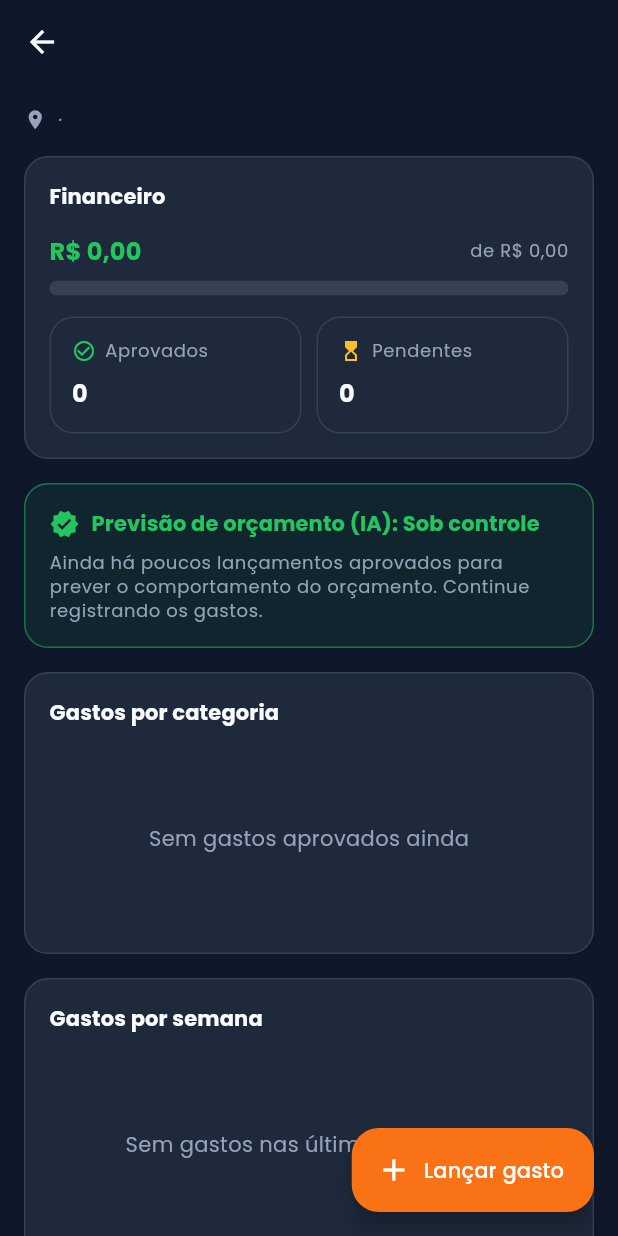
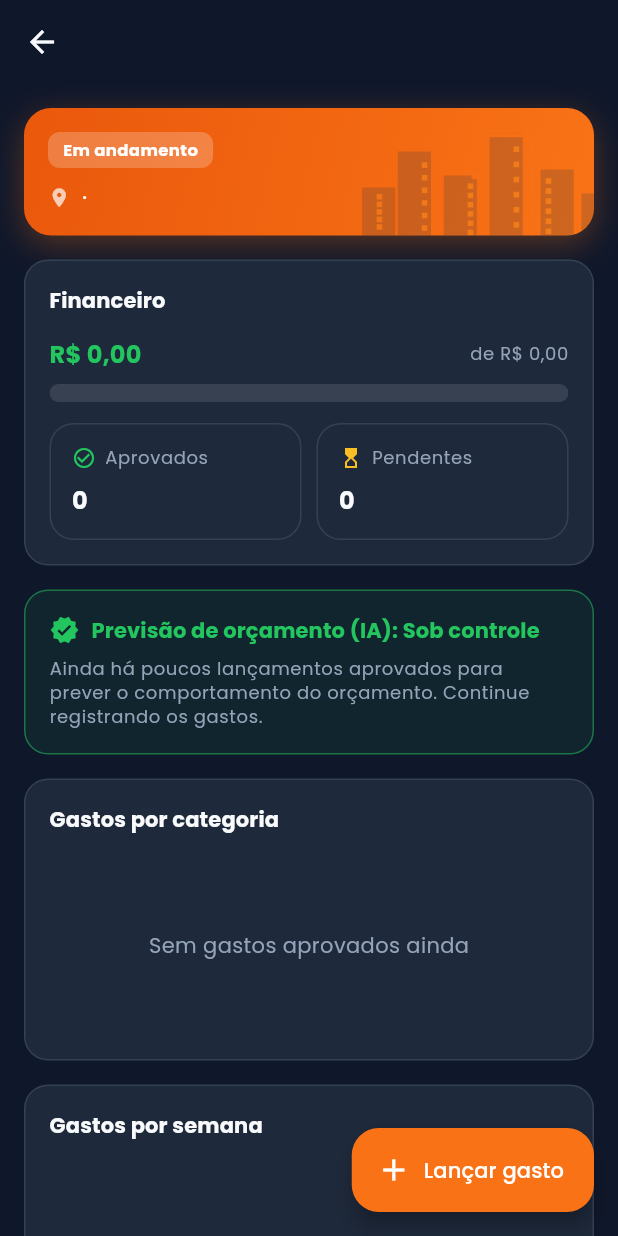
Before and after one commit to LucasMueller134/Obrafacil, a Flutter app: the _Dashboard screen opened directly with empty values, on a phone screen of 412 x 824 dp. Run offline on Flutter 3.47's test engine with Material 3 defaults, Android fonts, the phone set to English and light mode, and no system bars; drawn by our look-alikes of flutter_animate; our stand-ins replace cached_network_image, cloud_firestore, firebase_auth, firebase_core, fl_chart, go_router and 4 more; missing offline and left inert: google_mlkit_image_labeling, google_mlkit_text_recognition; accounts and stored records are empty.

Commit message:
Reestilização total, parte 2: transições com profundidade (tela de trás encolhe/escurece), header do dashboard em gradiente com skyline e código da equipe, barra de orçamento animada em gradiente, donut com total central, módulos coloridos, filete de status nos cards de obra, alça nos painéis

```diff
--- a/obra_facil/lib/constants/app_theme.dart
+++ b/obra_facil/lib/constants/app_theme.dart
@@ -170,6 +170,8 @@ abstract class AppTheme {
       ),
       bottomSheetTheme: const BottomSheetThemeData(
         backgroundColor: AppColors.superficie,
+        showDragHandle: true,
+        dragHandleColor: AppColors.cinzaCimento,
         shape: RoundedRectangleBorder(
           borderRadius: BorderRadius.vertical(top: Radius.circular(24)),
         ),
--- a/obra_facil/lib/router/app_router.dart
+++ b/obra_facil/lib/router/app_router.dart
@@ -17,23 +17,37 @@ import '../screens/obras/obras_screen.dart';
 import '../screens/relatorios/relatorio_screen.dart';
 import '../screens/splash_screen.dart';
 
-/// Transição padrão entre telas: fade + leve deslize lateral.
+/// Transição padrão entre telas, com sensação de profundidade:
+/// a tela nova sobe com fade + zoom sutil; a que fica embaixo
+/// encolhe e escurece levemente, como uma pilha de camadas.
 CustomTransitionPage<void> _pagina(GoRouterState state, Widget child) =>
     CustomTransitionPage(
       key: state.pageKey,
       child: child,
-      transitionDuration: const Duration(milliseconds: 280),
-      transitionsBuilder: (context, animation, _, child) {
-        final curva =
+      transitionDuration: const Duration(milliseconds: 340),
+      reverseTransitionDuration: const Duration(milliseconds: 280),
+      transitionsBuilder: (context, animation, secondaryAnimation, child) {
+        final entrada =
             CurvedAnimation(parent: animation, curve: Curves.easeOutCubic);
+        final saida = CurvedAnimation(
+            parent: secondaryAnimation, curve: Curves.easeInOut);
         return FadeTransition(
-          opacity: curva,
+          opacity: entrada,
           child: SlideTransition(
             position: Tween(
-              begin: const Offset(0.04, 0),
+              begin: const Offset(0, 0.06),
               end: Offset.zero,
-            ).animate(curva),
-            child: child,
+            ).animate(entrada),
+            child: ScaleTransition(
+              scale: Tween(begin: 0.985, end: 1.0).animate(entrada),
+              child: ScaleTransition(
+                scale: Tween(begin: 1.0, end: 0.97).animate(saida),
+                child: FadeTransition(
+                  opacity: Tween(begin: 1.0, end: 0.85).animate(saida),
+                  child: child,
+                ),
+              ),
+            ),
           ),
         );
       },
--- a/obra_facil/lib/screens/obras/obra_detalhe_screen.dart
+++ b/obra_facil/lib/screens/obras/obra_detalhe_screen.dart
@@ -12,6 +12,7 @@ import '../../utils/formatters.dart';
 import '../../widgets/animacoes.dart';
 import '../../widgets/barra_orcamento.dart';
 import '../../widgets/carregando_obra.dart';
+import '../../widgets/ilustracoes.dart';
 import '../../widgets/cartao_resumo.dart';
 import '../../widgets/grafico_categorias.dart';
 import '../../widgets/grafico_semanal.dart';
@@ -193,31 +194,37 @@ class _Dashboard extends StatelessWidget {
               _Modulo(
                 icone: Icons.receipt_long,
                 rotulo: 'Lançamentos',
+                cor: AppColors.laranja,
                 onTap: () => context.push('/obras/${obra.id}/lancamentos'),
               ),
               _Modulo(
                 icone: Icons.inventory_2,
                 rotulo: 'Estoque',
+                cor: AppColors.info,
                 onTap: () => context.push('/obras/${obra.id}/estoque'),
               ),
               _Modulo(
                 icone: Icons.menu_book,
                 rotulo: 'Diário',
+                cor: AppColors.amareloCapacete,
                 onTap: () => context.push('/obras/${obra.id}/diario'),
               ),
               _Modulo(
                 icone: Icons.timeline,
                 rotulo: 'Cronograma',
+                cor: AppColors.catEquipamento,
                 onTap: () => context.push('/obras/${obra.id}/cronograma'),
               ),
               _Modulo(
                 icone: Icons.photo_library,
                 rotulo: 'Galeria',
+                cor: AppColors.sucesso,
                 onTap: () => context.push('/obras/${obra.id}/galeria'),
               ),
               _Modulo(
                 icone: Icons.auto_awesome,
                 rotulo: 'Relatório IA',
+                cor: const Color(0xFF2DD4BF),
                 onTap: () => context.push('/obras/${obra.id}/relatorio'),
               ),
             ],
@@ -279,21 +286,71 @@ class _CabecalhoObra extends StatelessWidget {
 
   @override
   Widget build(BuildContext context) {
-    return Column(
+    return Container(
+      clipBehavior: Clip.antiAlias,
+      decoration: BoxDecoration(
+        borderRadius: BorderRadius.circular(18),
+        gradient: const LinearGradient(
+          begin: Alignment.topLeft,
+          end: Alignment.bottomRight,
+          colors: [AppColors.laranjaEscuro, AppColors.laranja],
+        ),
+        boxShadow: [
+          BoxShadow(
+            color: AppColors.laranja.withValues(alpha: 0.30),
+            blurRadius: 18,
+            offset: const Offset(0, 6),
+          ),
+        ],
+      ),
+      child: Stack(
+        children: [
+          const Positioned(
+            right: -12,
+            bottom: -4,
+            width: 170,
+            height: 80,
+            child: IgnorePointer(
+              child: Opacity(opacity: 0.20, child: IlustracaoSkyline()),
+            ),
+          ),
+          Padding(
+            padding: const EdgeInsets.all(16),
+            child: Column(
               crossAxisAlignment: CrossAxisAlignment.start,
               children: [
+                Container(
+                  padding:
+                      const EdgeInsets.symmetric(horizontal: 10, vertical: 4),
+                  decoration: BoxDecoration(
+                    color: Colors.white.withValues(alpha: 0.22),
+                    borderRadius: BorderRadius.circular(8),
+                  ),
+                  child: Text(
+                    obra.status.label,
+                    style: const TextStyle(
+                      fontSize: 11,
+                      fontWeight: FontWeight.w700,
+                      color: Colors.white,
+                    ),
+                  ),
+                ),
+                const SizedBox(height: 10),
                 Row(
                   children: [
-            const Icon(Icons.place, size: 15, color: AppColors.textoSecundario),
+                    const Icon(Icons.place, size: 15, color: Colors.white70),
                     const SizedBox(width: 4),
                     Expanded(
                       child: Text(
                         obra.endereco +
-                    (obra.cliente != null ? ' · ${obra.cliente}' : ''),
-                style: Theme.of(context)
-                    .textTheme
-                    .bodySmall
-                    ?.copyWith(color: AppColors.textoSecundario),
+                            (obra.cliente != null
+                                ? ' · ${obra.cliente}'
+                                : ''),
+                        style: const TextStyle(
+                          color: Colors.white,
+                          fontSize: 13,
+                          fontWeight: FontWeight.w500,
+                        ),
                       ),
                     ),
                   ],
@@ -302,41 +359,51 @@ class _CabecalhoObra extends StatelessWidget {
                   const SizedBox(height: 12),
                   InkWell(
                     onTap: () {
-              Clipboard.setData(ClipboardData(text: obra.codigoConvite));
-              ScaffoldMessenger.of(context).showSnackBar(const SnackBar(
-                  content: Text('Código copiado! Envie para o mestre de obras.')));
+                      Clipboard.setData(
+                          ClipboardData(text: obra.codigoConvite));
+                      ScaffoldMessenger.of(context).showSnackBar(
+                          const SnackBar(
+                              content: Text(
+                                  'Código copiado! Envie para o mestre de obras.')));
                     },
-            borderRadius: BorderRadius.circular(12),
+                    borderRadius: BorderRadius.circular(10),
                     child: Container(
-              padding:
-                  const EdgeInsets.symmetric(horizontal: 14, vertical: 10),
+                      padding: const EdgeInsets.symmetric(
+                          horizontal: 12, vertical: 8),
                       decoration: BoxDecoration(
-                color: AppColors.superficie,
-                borderRadius: BorderRadius.circular(12),
-                border: Border.all(color: AppColors.borda),
+                        color: Colors.white.withValues(alpha: 0.18),
+                        borderRadius: BorderRadius.circular(10),
+                        border: Border.all(
+                            color: Colors.white.withValues(alpha: 0.35)),
                       ),
                       child: Row(
                         mainAxisSize: MainAxisSize.min,
                         children: [
                           const Icon(Icons.qr_code,
-                      size: 18, color: AppColors.amareloCapacete),
-                  const SizedBox(width: 8),
+                              size: 16, color: Colors.white),
+                          const SizedBox(width: 7),
                           Text(
-                    'Código da equipe: ${obra.codigoConvite}',
-                    style: Theme.of(context)
-                        .textTheme
-                        .bodyMedium
-                        ?.copyWith(fontWeight: FontWeight.w600),
+                            'Equipe: ${obra.codigoConvite}',
+                            style: const TextStyle(
+                              color: Colors.white,
+                              fontWeight: FontWeight.w700,
+                              fontSize: 13,
+                              letterSpacing: 0.5,
                             ),
-                  const SizedBox(width: 8),
+                          ),
+                          const SizedBox(width: 7),
                           const Icon(Icons.copy,
-                      size: 15, color: AppColors.textoSecundario),
+                              size: 13, color: Colors.white70),
                         ],
                       ),
                     ),
                   ),
                 ],
               ],
+            ),
+          ),
+        ],
+      ),
     );
   }
 }
@@ -444,11 +511,13 @@ class _Secao extends StatelessWidget {
 class _Modulo extends StatelessWidget {
   final IconData icone;
   final String rotulo;
+  final Color cor;
   final VoidCallback onTap;
 
   const _Modulo({
     required this.icone,
     required this.rotulo,
+    required this.cor,
     required this.onTap,
   });
 
@@ -466,7 +535,15 @@ class _Modulo extends StatelessWidget {
         child: Column(
           mainAxisAlignment: MainAxisAlignment.center,
           children: [
-            Icon(icone, color: AppColors.laranja, size: 26),
+            Container(
+              width: 38,
+              height: 38,
+              decoration: BoxDecoration(
+                color: cor.withValues(alpha: 0.16),
+                borderRadius: BorderRadius.circular(12),
+              ),
+              child: Icon(icone, color: cor, size: 22),
+            ),
             const SizedBox(height: 8),
             Padding(
               padding: const EdgeInsets.symmetric(horizontal: 4),
--- a/obra_facil/lib/screens/obras/obras_screen.dart
+++ b/obra_facil/lib/screens/obras/obras_screen.dart
@@ -188,10 +188,16 @@ class _CartaoObra extends StatelessWidget {
     };
 
     return Card(
+      clipBehavior: Clip.antiAlias,
       child: InkWell(
         borderRadius: BorderRadius.circular(16),
         onTap: () => context.push('/obras/${obra.id}'),
-        child: Padding(
+        child: Container(
+          decoration: BoxDecoration(
+            border: Border(
+              left: BorderSide(color: corStatus, width: 5),
+            ),
+          ),
           padding: const EdgeInsets.all(16),
           child: Column(
             crossAxisAlignment: CrossAxisAlignment.start,
--- a/obra_facil/lib/widgets/barra_orcamento.dart
+++ b/obra_facil/lib/widgets/barra_orcamento.dart
@@ -50,11 +50,30 @@ class BarraOrcamento extends StatelessWidget {
         const SizedBox(height: 8),
         ClipRRect(
           borderRadius: BorderRadius.circular(8),
-          child: LinearProgressIndicator(
-            value: fracao,
-            minHeight: 10,
-            color: cor,
-            backgroundColor: AppColors.cinzaCimento,
+          child: Container(
+            height: 12,
+            color: AppColors.cinzaCimento,
+            alignment: Alignment.centerLeft,
+            // preenchimento animado com gradiente
+            child: TweenAnimationBuilder<double>(
+              tween: Tween(begin: 0, end: fracao),
+              duration: const Duration(milliseconds: 700),
+              curve: Curves.easeOutCubic,
+              builder: (_, valor, __) => FractionallySizedBox(
+                widthFactor: valor.clamp(0.0, 1.0),
+                child: Container(
+                  decoration: BoxDecoration(
+                    borderRadius: BorderRadius.circular(8),
+                    gradient: LinearGradient(
+                      colors: [
+                        cor,
+                        Color.lerp(cor, Colors.white, 0.30)!,
+                      ],
+                    ),
+                  ),
+                ),
+              ),
+            ),
           ),
         ),
         if (estourou) ...[
--- a/obra_facil/lib/widgets/grafico_categorias.dart
+++ b/obra_facil/lib/widgets/grafico_categorias.dart
@@ -40,7 +40,9 @@ class GraficoCategorias extends StatelessWidget {
         SizedBox(
           width: 130,
           height: 130,
-          child: PieChart(
+          child: Stack(
+            children: [
+              PieChart(
                 PieChartData(
                   sectionsSpace: 3,
                   centerSpaceRadius: 38,
@@ -55,6 +57,29 @@ class GraficoCategorias extends StatelessWidget {
                       ),
                   ],
                 ),
+              ),
+              Center(
+                child: Column(
+                  mainAxisSize: MainAxisSize.min,
+                  children: [
+                    Text(
+                      'Total',
+                      style: Theme.of(context)
+                          .textTheme
+                          .bodySmall
+                          ?.copyWith(color: AppColors.textoSecundario),
+                    ),
+                    Text(
+                      Formatters.moedaCompacta(total),
+                      style: Theme.of(context)
+                          .textTheme
+                          .titleSmall
+                          ?.copyWith(fontWeight: FontWeight.w800),
+                    ),
+                  ],
+                ),
+              ),
+            ],
           ),
         ),
         const SizedBox(width: 20),
```
Lines whose indentation alone changed are shown as unchanged.
